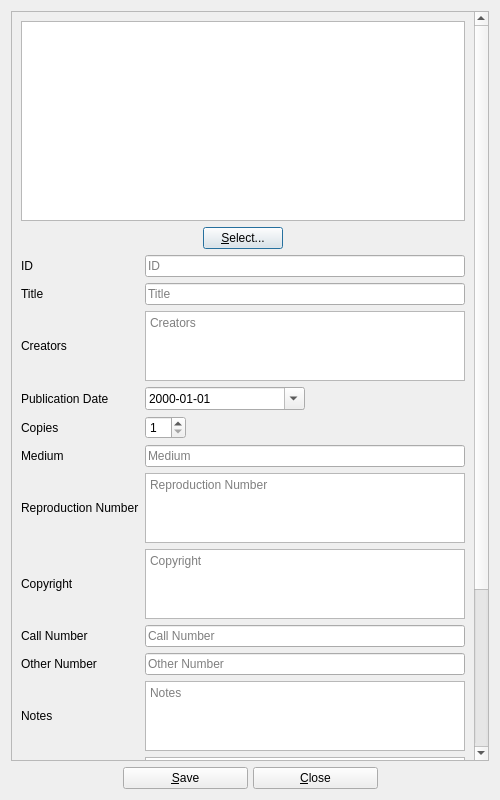
The window that UI/biblioteq_photograph.ui (FlorianKleemiss/biblioteq) describes before a commit, drawn with Qt 5.
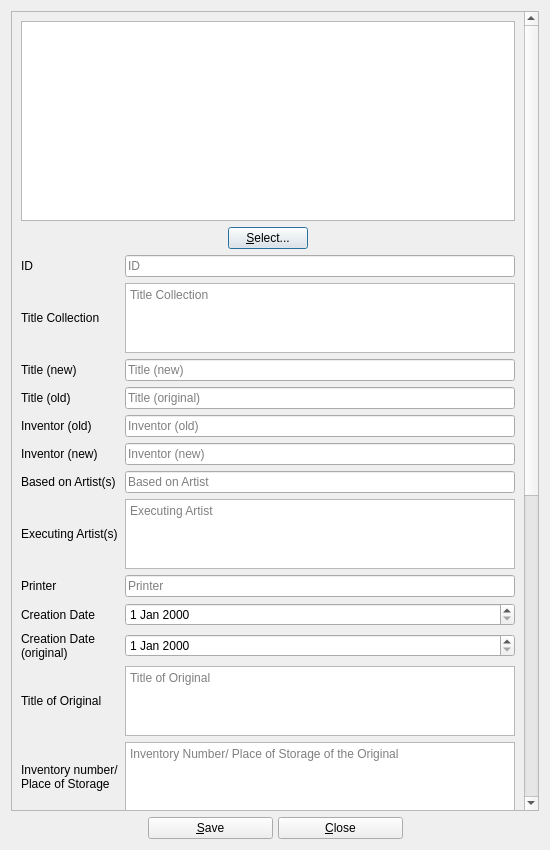
The same window after the commit. Icons and pictures are not drawn. Custom widgets are drawn as their Qt base class.

What changed in the file:
```diff
--- a/UI/biblioteq_photograph.ui
+++ b/UI/biblioteq_photograph.ui
@@ -6,8 +6,8 @@
    <rect>
     <x>0</x>
     <y>0</y>
-    <width>500</width>
-    <height>800</height>
+    <width>550</width>
+    <height>850</height>
    </rect>
   </property>
   <property name="windowTitle">
@@ -27,9 +27,9 @@
       <property name="geometry">
        <rect>
         <x>0</x>
-        <y>-385</y>
-        <width>459</width>
-        <height>1134</height>
+        <y>-551</y>
+        <width>516</width>
+        <height>1349</height>
        </rect>
       </property>
       <layout class="QVBoxLayout" name="verticalLayout_3">
@@ -92,55 +92,82 @@
        </item>
        <item>
         <layout class="QGridLayout" name="gridLayout_2">
-         <item row="10" column="0">
-          <widget class="QLabel" name="label_8">
+         <item row="8" column="0">
+          <widget class="QLabel" name="label_19">
            <property name="text">
-            <string>Notes</string>
+            <string>Printer</string>
            </property>
-          </widget>
-         </item>
-         <item row="11" column="1">
-          <widget class="QTextEdit" name="subjects_item">
-           <property name="tabChangesFocus">
-            <bool>true</bool>
-           </property>
-           <property name="readOnly">
+           <property name="wordWrap">
             <bool>false</bool>
            </property>
-           <property name="textInteractionFlags">
-            <set>Qt::LinksAccessibleByKeyboard|Qt::LinksAccessibleByMouse|Qt::TextBrowserInteraction|Qt::TextEditable|Qt::TextEditorInteraction|Qt::TextSelectableByKeyboard|Qt::TextSelectableByMouse</set>
+          </widget>
+         </item>
+         <item row="16" column="0">
+          <widget class="QLabel" name="label_23">
+           <property name="text">
+            <string>Material</string>
+           </property>
+          </widget>
+         </item>
+         <item row="13" column="1">
+          <widget class="QLineEdit" name="delivery_number_item">
+           <property name="maxLength">
+            <number>64</number>
            </property>
            <property name="placeholderText">
-            <string>Subjects</string>
+            <string>Delivery Number</string>
            </property>
           </widget>
          </item>
          <item row="4" column="0">
-          <widget class="QLabel" name="label_10">
+          <widget class="QLabel" name="label_3">
            <property name="text">
-            <string>Copies</string>
+            <string>Inventor (old)</string>
            </property>
+           <property name="wordWrap">
+            <bool>false</bool>
+           </property>
           </widget>
          </item>
-         <item row="8" column="1">
-          <widget class="QLineEdit" name="call_number_item">
-           <property name="maxLength">
-            <number>64</number>
+         <item row="16" column="1">
+          <widget class="QLineEdit" name="material_item">
+           <property name="placeholderText">
+            <string>Material</string>
            </property>
+          </widget>
+         </item>
+         <item row="19" column="1">
+          <widget class="QTextEdit" name="keywords_item">
+           <property name="cursor" stdset="0">
+            <cursorShape>IBeamCursor</cursorShape>
+           </property>
+           <property name="tabChangesFocus">
+            <bool>true</bool>
+           </property>
+           <property name="readOnly">
+            <bool>false</bool>
+           </property>
+           <property name="textInteractionFlags">
+            <set>Qt::LinksAccessibleByKeyboard|Qt::LinksAccessibleByMouse|Qt::TextBrowserInteraction|Qt::TextEditable|Qt::TextEditorInteraction|Qt::TextSelectableByKeyboard|Qt::TextSelectableByMouse</set>
+           </property>
            <property name="placeholderText">
-            <string>Call Number</string>
+            <string>Keywords</string>
            </property>
           </widget>
          </item>
-         <item row="1" column="0">
-          <widget class="QLabel" name="label_4">
+         <item row="20" column="0">
+          <widget class="QLabel" name="label_25">
            <property name="text">
-            <string>Title</string>
+            <string>Literature
+Catalogue</string>
            </property>
           </widget>
          </item>
-         <item row="10" column="1">
+         <item row="21" column="1">
           <widget class="QTextEdit" name="notes_item">
+           <property name="cursor" stdset="0">
+            <cursorShape>IBeamCursor</cursorShape>
+           </property>
            <property name="tabChangesFocus">
             <bool>true</bool>
            </property>
@@ -152,74 +179,75 @@
            </property>
           </widget>
          </item>
-         <item row="9" column="0">
-          <widget class="QLabel" name="label_18">
+         <item row="15" column="0">
+          <widget class="QLabel" name="label_22">
            <property name="text">
-            <string>Other Number</string>
+            <string>Technique</string>
            </property>
           </widget>
          </item>
-         <item row="4" column="1">
-          <layout class="QHBoxLayout" name="horizontalLayout">
-           <item>
-            <widget class="QSpinBox" name="quantity">
-             <property name="minimum">
-              <number>1</number>
-             </property>
-            </widget>
-           </item>
-           <item>
-            <spacer name="horizontalSpacer_2">
-             <property name="orientation">
-              <enum>Qt::Horizontal</enum>
-             </property>
-             <property name="sizeHint" stdset="0">
-              <size>
-               <width>40</width>
-               <height>20</height>
-              </size>
-             </property>
-            </spacer>
-           </item>
-          </layout>
-         </item>
-         <item row="11" column="0">
-          <widget class="QLabel" name="label_9">
+         <item row="17" column="0">
+          <widget class="QLabel" name="label_11">
            <property name="text">
-            <string>Subjects</string>
-           </property>
-          </widget>
-         </item>
-         <item row="9" column="1">
-          <widget class="QLineEdit" name="other_number_item">
-           <property name="maxLength">
-            <number>64</number>
-           </property>
-           <property name="placeholderText">
-            <string>Other Number</string>
-           </property>
-          </widget>
-         </item>
-         <item row="12" column="1">
-          <widget class="QTextEdit" name="format_item">
-           <property name="tabChangesFocus">
-            <bool>true</bool>
-           </property>
-           <property name="readOnly">
-            <bool>false</bool>
-           </property>
-           <property name="textInteractionFlags">
-            <set>Qt::LinksAccessibleByKeyboard|Qt::LinksAccessibleByMouse|Qt::TextBrowserInteraction|Qt::TextEditable|Qt::TextEditorInteraction|Qt::TextSelectableByKeyboard|Qt::TextSelectableByMouse</set>
-           </property>
-           <property name="placeholderText">
             <string>Format</string>
            </property>
+           <property name="wordWrap">
+            <bool>false</bool>
+           </property>
           </widget>
          </item>
-         <item row="5" column="0">
-          <widget class="QLabel" name="label_5">
+         <item row="10" column="1">
+          <widget class="QDateEdit" name="creation_date_original_item"/>
+         </item>
+         <item row="12" column="0">
+          <widget class="QLabel" name="label_20">
            <property name="text">
-            <string>Medium</string>
+            <string>Inventory number/
+Place of Storage</string>
+           </property>
+           <property name="wordWrap">
+            <bool>false</bool>
+           </property>
+          </widget>
+         </item>
+         <item row="15" column="1">
+          <widget class="QLineEdit" name="technique_item">
+           <property name="placeholderText">
+            <string>Technique</string>
+           </property>
+          </widget>
+         </item>
+         <item row="23" column="0">
+          <widget class="QLabel" name="label_2">
+           <property name="text">
+            <string>Linked Picture</string>
+           </property>
+           <property name="wordWrap">
+            <bool>false</bool>
+           </property>
+          </widget>
+         </item>
+         <item row="18" column="0">
+          <widget class="QLabel" name="label_24">
+           <property name="text">
+            <string>Signed</string>
+           </property>
+          </widget>
+         </item>
+         <item row="20" column="1">
+          <widget class="QTextEdit" name="catalogue_item">
+           <property name="placeholderText">
+            <string>Literature/Catalogue</string>
+           </property>
+          </widget>
+         </item>
+         <item row="2" column="0">
+          <widget class="QLabel" name="label_4">
+           <property name="text">
+            <string>Title (new)</string>
+           </property>
+           <property name="wordWrap">
+            <bool>false</bool>
            </property>
           </widget>
          </item>
@@ -228,177 +256,296 @@
            <property name="text">
             <string>ID</string>
            </property>
-          </widget>
-         </item>
-         <item row="13" column="1">
-          <widget class="QLineEdit" name="accession_number_item">
-           <property name="placeholderText">
-            <string>Accession Number</string>
-           </property>
-          </widget>
-         </item>
-         <item row="3" column="1">
-          <layout class="QHBoxLayout" name="_3">
-           <item>
-            <widget class="QDateEdit" name="publication_date">
-             <property name="sizePolicy">
-              <sizepolicy hsizetype="Expanding" vsizetype="Fixed">
-               <horstretch>0</horstretch>
-               <verstretch>0</verstretch>
-              </sizepolicy>
-             </property>
-             <property name="minimumSize">
-              <size>
-               <width>150</width>
-               <height>0</height>
-              </size>
-             </property>
-             <property name="displayFormat">
-              <string>yyyy-MM-dd</string>
-             </property>
-             <property name="calendarPopup">
-              <bool>true</bool>
-             </property>
-            </widget>
-           </item>
-           <item>
-            <spacer>
-             <property name="orientation">
-              <enum>Qt::Horizontal</enum>
-             </property>
-             <property name="sizeHint" stdset="0">
-              <size>
-               <width>40</width>
-               <height>20</height>
-              </size>
-             </property>
-            </spacer>
-           </item>
-          </layout>
-         </item>
-         <item row="0" column="1">
-          <widget class="QLineEdit" name="id_item">
-           <property name="placeholderText">
-            <string>ID</string>
+           <property name="wordWrap">
+            <bool>false</bool>
            </property>
           </widget>
          </item>
          <item row="3" column="0">
-          <widget class="QLabel" name="label_13">
-           <property name="text">
-            <string>Publication Date</string>
-           </property>
-          </widget>
-         </item>
-         <item row="8" column="0">
           <widget class="QLabel" name="label_17">
            <property name="text">
-            <string>Call Number</string>
+            <string>Title (old)</string>
+           </property>
+           <property name="wordWrap">
+            <bool>false</bool>
            </property>
           </widget>
          </item>
-         <item row="2" column="0">
-          <widget class="QLabel" name="label_12">
+         <item row="10" column="0">
+          <widget class="QLabel" name="label_10">
            <property name="text">
-            <string>Creators</string>
+            <string>Creation Date
+(original)</string>
            </property>
+           <property name="wordWrap">
+            <bool>false</bool>
+           </property>
           </widget>
          </item>
-         <item row="7" column="0">
+         <item row="14" column="1">
+          <widget class="QLineEdit" name="page_number_item">
+           <property name="placeholderText">
+            <string>Page Number</string>
+           </property>
+          </widget>
+         </item>
+         <item row="9" column="1">
+          <widget class="QDateEdit" name="creation_date_item"/>
+         </item>
+         <item row="1" column="0">
           <widget class="QLabel" name="label_7">
            <property name="text">
-            <string>Copyright</string>
+            <string>Title Collection</string>
            </property>
+           <property name="wordWrap">
+            <bool>false</bool>
+           </property>
           </widget>
          </item>
-         <item row="5" column="1">
-          <widget class="QLineEdit" name="medium_item">
+         <item row="2" column="1">
+          <widget class="QLineEdit" name="title_item">
            <property name="placeholderText">
-            <string>Medium</string>
+            <string>Title (new)</string>
+           </property>
+          </widget>
+         </item>
+         <item row="17" column="1">
+          <widget class="QTextEdit" name="format_item">
+           <property name="tabChangesFocus">
+            <bool>true</bool>
+           </property>
+           <property name="readOnly">
+            <bool>false</bool>
+           </property>
+           <property name="textInteractionFlags">
+            <set>Qt::LinksAccessibleByKeyboard|Qt::LinksAccessibleByMouse|Qt::TextBrowserInteraction|Qt::TextEditable|Qt::TextEditorInteraction|Qt::TextSelectableByKeyboard|Qt::TextSelectableByMouse</set>
+           </property>
+           <property name="placeholderText">
+            <string>Format</string>
+           </property>
+          </widget>
+         </item>
+         <item row="19" column="0">
+          <widget class="QLabel" name="label_9">
+           <property name="text">
+            <string>Keywords</string>
+           </property>
+           <property name="wordWrap">
+            <bool>false</bool>
+           </property>
+          </widget>
+         </item>
+         <item row="22" column="0">
+          <widget class="QLabel" name="label">
+           <property name="text">
+            <string>Place of Storage</string>
+           </property>
+           <property name="wordWrap">
+            <bool>false</bool>
+           </property>
+          </widget>
+         </item>
+         <item row="22" column="1">
+          <widget class="QLineEdit" name="place_of_storage_item">
+           <property name="placeholderText">
+            <string>Place of Storage</string>
+           </property>
+          </widget>
+         </item>
+         <item row="7" column="0">
+          <widget class="QLabel" name="label_12">
+           <property name="text">
+            <string>Executing Artist(s)</string>
+           </property>
+           <property name="wordWrap">
+            <bool>false</bool>
            </property>
           </widget>
          </item>
          <item row="7" column="1">
-          <widget class="QTextEdit" name="copyright_item">
+          <widget class="QTextEdit" name="executing_artist_item">
            <property name="tabChangesFocus">
             <bool>true</bool>
            </property>
-           <property name="acceptRichText">
+           <property name="readOnly">
             <bool>false</bool>
            </property>
+           <property name="textInteractionFlags">
+            <set>Qt::LinksAccessibleByKeyboard|Qt::LinksAccessibleByMouse|Qt::TextBrowserInteraction|Qt::TextEditable|Qt::TextEditorInteraction|Qt::TextSelectableByKeyboard|Qt::TextSelectableByMouse</set>
+           </property>
            <property name="placeholderText">
-            <string>Copyright</string>
-           </property>
-          </widget>
-         </item>
-         <item row="12" column="0">
-          <widget class="QLabel" name="label_11">
-           <property name="text">
-            <string>Format</string>
+            <string>Executing Artist</string>
            </property>
           </widget>
          </item>
          <item row="1" column="1">
-          <widget class="QLineEdit" name="title_item">
+          <widget class="QTextEdit" name="title_collection_item">
+           <property name="tabChangesFocus">
+            <bool>true</bool>
+           </property>
+           <property name="acceptRichText">
+            <bool>false</bool>
+           </property>
            <property name="placeholderText">
-            <string>Title</string>
+            <string>Title Collection</string>
+           </property>
+          </widget>
+         </item>
+         <item row="4" column="1">
+          <widget class="QLineEdit" name="inventor_old_item">
+           <property name="placeholderText">
+            <string>Inventor (old)</string>
+           </property>
+          </widget>
+         </item>
+         <item row="0" column="1">
+          <widget class="QLineEdit" name="id_item">
+           <property name="placeholderText">
+            <string>ID</string>
            </property>
           </widget>
          </item>
          <item row="6" column="1">
-          <widget class="QTextEdit" name="reproduction_number_item">
-           <property name="tabChangesFocus">
+          <widget class="QLineEdit" name="based_on_artist_item">
+           <property name="placeholderText">
+            <string>Based on Artist</string>
+           </property>
+          </widget>
+         </item>
+         <item row="5" column="0">
+          <widget class="QLabel" name="label_14">
+           <property name="text">
+            <string>Inventor (new)</string>
+           </property>
+           <property name="wordWrap">
+            <bool>false</bool>
+           </property>
+          </widget>
+         </item>
+         <item row="8" column="1">
+          <widget class="QLineEdit" name="printer_item">
+           <property name="placeholderText">
+            <string>Printer</string>
+           </property>
+          </widget>
+         </item>
+         <item row="23" column="1">
+          <widget class="QPushButton" name="link_button">
+           <property name="enabled">
             <bool>true</bool>
            </property>
-           <property name="acceptRichText">
+           <property name="text">
+            <string>Select Linked Picture</string>
+           </property>
+           <property name="default">
             <bool>false</bool>
            </property>
-           <property name="placeholderText">
-            <string>Reproduction Number</string>
+           <property name="flat">
+            <bool>false</bool>
            </property>
           </widget>
          </item>
          <item row="6" column="0">
+          <widget class="QLabel" name="label_16">
+           <property name="text">
+            <string>Based on Artist(s)</string>
+           </property>
+           <property name="wordWrap">
+            <bool>false</bool>
+           </property>
+          </widget>
+         </item>
+         <item row="5" column="1">
+          <widget class="QLineEdit" name="inventor_new_item">
+           <property name="text">
+            <string/>
+           </property>
+           <property name="placeholderText">
+            <string>Inventor (new)</string>
+           </property>
+          </widget>
+         </item>
+         <item row="9" column="0">
+          <widget class="QLabel" name="label_13">
+           <property name="text">
+            <string>Creation Date</string>
+           </property>
+           <property name="wordWrap">
+            <bool>false</bool>
+           </property>
+          </widget>
+         </item>
+         <item row="11" column="1">
+          <widget class="QTextEdit" name="title_original_picture_item">
+           <property name="tabChangesFocus">
+            <bool>true</bool>
+           </property>
+           <property name="acceptRichText">
+            <bool>false</bool>
+           </property>
+           <property name="placeholderText">
+            <string>Title of Original</string>
+           </property>
+          </widget>
+         </item>
+         <item row="11" column="0">
           <widget class="QLabel" name="label_6">
            <property name="text">
-            <string>Reproduction Number</string>
+            <string>Title of Original</string>
            </property>
-          </widget>
-         </item>
-         <item row="2" column="1">
-          <widget class="QTextEdit" name="creators_item">
-           <property name="tabChangesFocus">
-            <bool>true</bool>
-           </property>
-           <property name="readOnly">
+           <property name="wordWrap">
             <bool>false</bool>
            </property>
-           <property name="textInteractionFlags">
-            <set>Qt::LinksAccessibleByKeyboard|Qt::LinksAccessibleByMouse|Qt::TextBrowserInteraction|Qt::TextEditable|Qt::TextEditorInteraction|Qt::TextSelectableByKeyboard|Qt::TextSelectableByMouse</set>
+          </widget>
+         </item>
+         <item row="12" column="1">
+          <widget class="QTextEdit" name="invernotry_number_item">
+           <property name="placeholderText">
+            <string>Inventory Number/ Place of Storage of the Original</string>
            </property>
+          </widget>
+         </item>
+         <item row="18" column="1">
+          <widget class="QLineEdit" name="signed_item">
            <property name="placeholderText">
-            <string>Creators</string>
+            <string>Signed (with/by)</string>
            </property>
           </widget>
          </item>
-         <item row="13" column="0">
-          <widget class="QLabel" name="label">
-           <property name="text">
-            <string>Accession Number</string>
+         <item row="3" column="1">
+          <widget class="QLineEdit" name="title_old_item">
+           <property name="maxLength">
+            <number>64</number>
+           </property>
+           <property name="placeholderText">
+            <string>Title (original)</string>
            </property>
           </widget>
          </item>
          <item row="14" column="0">
-          <widget class="QLabel" name="label_2">
+          <widget class="QLabel" name="label_21">
            <property name="text">
-            <string>Linked Picture</string>
+            <string>Page Number</string>
            </property>
           </widget>
          </item>
-         <item row="14" column="1">
-          <widget class="QPushButton" name="link_button">
+         <item row="21" column="0">
+          <widget class="QLabel" name="label_8">
            <property name="text">
-            <string>Select Linked Picture</string>
+            <string>Notes</string>
+           </property>
+           <property name="wordWrap">
+            <bool>false</bool>
+           </property>
+          </widget>
+         </item>
+         <item row="13" column="0">
+          <widget class="QLabel" name="label_18">
+           <property name="text">
+            <string>Delivery Number</string>
+           </property>
+           <property name="wordWrap">
+            <bool>false</bool>
            </property>
           </widget>
          </item>
```
Left out of the diff: 12 changed lines with no effect on the pictures.
